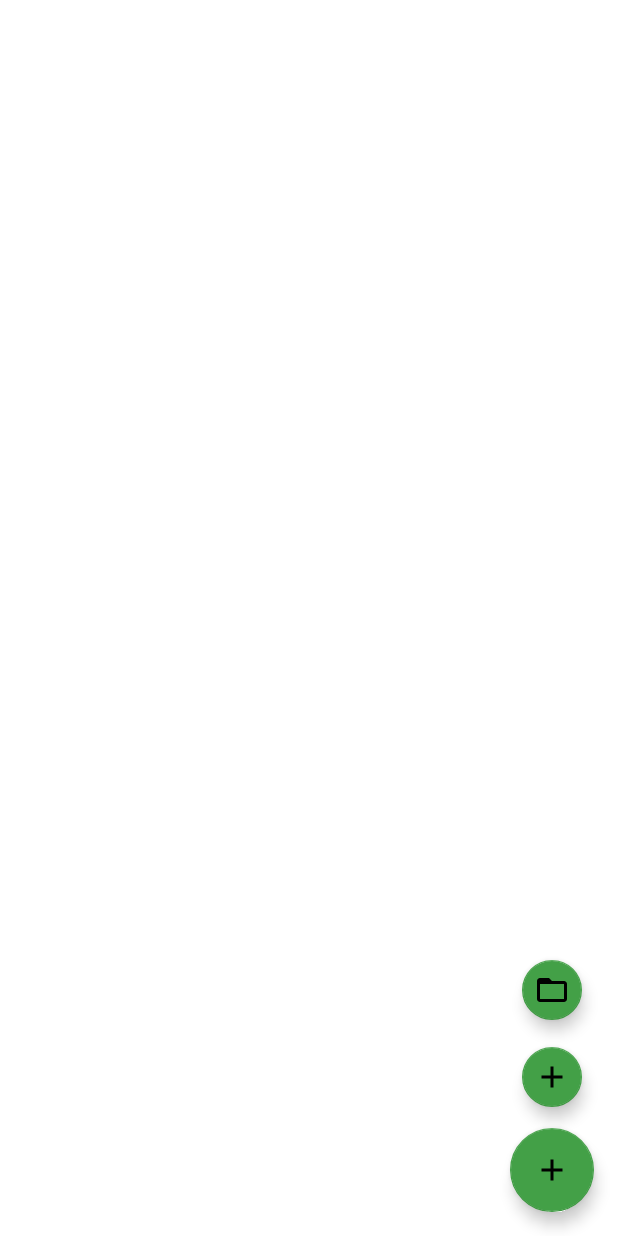
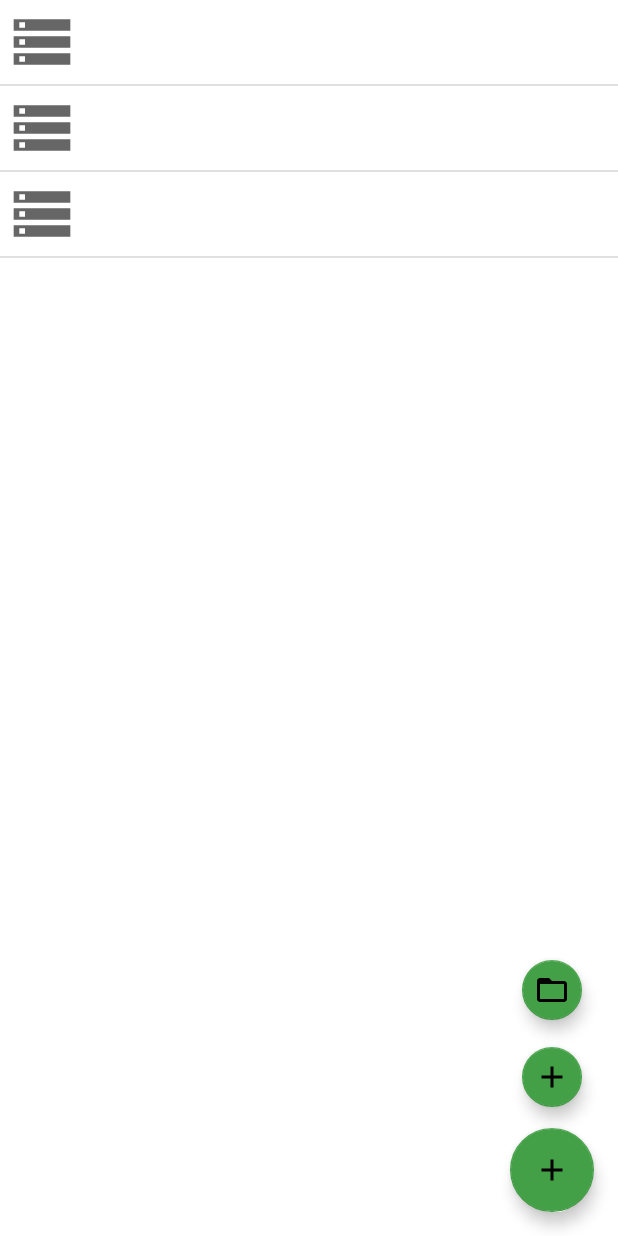
Before and after one commit to geargoose/DBEditor, an Android app: the layout activity_main.xml on its own in the app's theme, with its tools: preview values and no code run, on a phone screen of 412 x 824 dp. Run offline under Robolectric (Android 15) with nearby library versions, the phone set to English and light mode, and no system bars.

Commit message:
code cleanup

```diff
--- a/app/src/main/java/com/egorzaev/dbeditor/Db.java
+++ b/app/src/main/java/com/egorzaev/dbeditor/Db.java
@@ -6,7 +6,7 @@ import android.database.sqlite.SQLiteOpenHelper;
 
 import androidx.annotation.Nullable;
 
-public class Db extends SQLiteOpenHelper {
+public class Db extends SQLiteOpenHelper {  //
 
     public Db(@Nullable Context context, @Nullable String name, @Nullable SQLiteDatabase.CursorFactory factory, int version) {
         super(context, name, factory, version);
--- /dev/null
+++ b/app/src/main/res/drawable/ic_baseline_storage_24.xml
@@ -0,0 +1,7 @@
+<vector
+    android:height="24dp"
+    android:tint="?attr/colorControlNormal"
+    android:viewportHeight="24" android:viewportWidth="24"
+    android:width="24dp" xmlns:android="http://schemas.android.com/apk/res/android">
+    <path android:fillColor="@android:color/white" android:pathData="M2,20h20v-4L2,16v4zM4,17h2v2L4,19v-2zM2,4v4h20L22,4L2,4zM6,7L4,7L4,5h2v2zM2,14h20v-4L2,10v4zM4,11h2v2L4,13v-2z"/>
+</vector>
--- a/app/src/main/res/layout/activity_main.xml
+++ b/app/src/main/res/layout/activity_main.xml
@@ -1,72 +1,23 @@
 <?xml version="1.0" encoding="utf-8"?>
-<androidx.constraintlayout.widget.ConstraintLayout xmlns:android="http://schemas.android.com/apk/res/android"
+<androidx.constraintlayout.widget.ConstraintLayout
+    xmlns:android="http://schemas.android.com/apk/res/android"
     xmlns:app="http://schemas.android.com/apk/res-auto"
     xmlns:tools="http://schemas.android.com/tools"
     android:layout_width="match_parent"
     android:layout_height="match_parent"
-    android:orientation="vertical"
     tools:context=".MainActivity">
 
-    <!--
-
-    <EditText
-        android:id="@+id/pathEdit"
-        android:layout_width="0dp"
-        android:layout_height="wrap_content"
-        android:ems="10"
-        android:inputType="textPersonName"
-        android:minHeight="48dp"
-        android:text="storage/emulated/0/"
-        android:visibility="gone"
-        app:layout_constraintEnd_toStartOf="@+id/openButton"
-        app:layout_constraintStart_toStartOf="parent"
-        app:layout_constraintTop_toTopOf="parent" />
-
-    <Button
-        android:id="@+id/openButton"
-        android:layout_width="wrap_content"
-        android:layout_height="wrap_content"
-        android:text="open"
-        android:visibility="gone"
-        app:layout_constraintEnd_toEndOf="parent"
-        app:layout_constraintTop_toTopOf="parent" />
-
     <ListView
-        android:id="@+id/database_list"
+        android:id="@+id/used_dbs_list"
         android:layout_width="match_parent"
         android:layout_height="0dp"
         app:layout_constraintBottom_toBottomOf="parent"
         app:layout_constraintEnd_toEndOf="parent"
-        app:layout_constraintHorizontal_bias="0.0"
         app:layout_constraintStart_toStartOf="parent"
-        app:layout_constraintTop_toBottomOf="@+id/pathEdit"
-        app:layout_constraintVertical_bias="0.0">
+        app:layout_constraintTop_toTopOf="parent"
+        tools:listitem="@layout/layout_db_item">
 
     </ListView>
-
-    <com.google.android.material.floatingactionbutton.FloatingActionButton
-        android:id="@+id/add_fab"
-        android:layout_width="wrap_content"
-        android:layout_height="wrap_content"
-        android:layout_marginEnd="24dp"
-        android:layout_marginBottom="24dp"
-        android:clickable="true"
-        android:contentDescription="@string/add_a_database"
-        android:focusable="true"
-        app:layout_constraintBottom_toBottomOf="parent"
-        app:layout_constraintEnd_toEndOf="parent"
-        app:srcCompat="@drawable/ic_baseline_add_24" />
-
-        -->
-
-    <ListView
-        android:id="@+id/used_dbs_list"
-        android:layout_width="match_parent"
-        android:layout_height="match_parent"
-        app:layout_constraintBottom_toBottomOf="parent"
-        app:layout_constraintEnd_toEndOf="parent"
-        app:layout_constraintStart_toStartOf="parent"
-        app:layout_constraintTop_toTopOf="parent"/>
 
     <com.google.android.material.floatingactionbutton.FloatingActionButton
         android:id="@+id/open_fab"
@@ -81,9 +32,6 @@
         app:layout_constraintBottom_toBottomOf="parent"
         app:layout_constraintEnd_toEndOf="parent"
         tools:visibility="visible" />
-
-
-    <!--include layout="@layout/fab_layout" /-->
 
     <com.google.android.material.floatingactionbutton.FloatingActionButton
         android:id="@+id/add_fab"
--- a/app/src/main/res/layout/fragment_table_list.xml
+++ b/app/src/main/res/layout/fragment_table_list.xml
@@ -1,5 +1,6 @@
 <?xml version="1.0" encoding="utf-8"?>
-<androidx.constraintlayout.widget.ConstraintLayout xmlns:android="http://schemas.android.com/apk/res/android"
+<androidx.constraintlayout.widget.ConstraintLayout
+    xmlns:android="http://schemas.android.com/apk/res/android"
     xmlns:app="http://schemas.android.com/apk/res-auto"
     xmlns:tools="http://schemas.android.com/tools"
     android:layout_width="match_parent"
--- /dev/null
+++ b/app/src/main/res/layout/layout_db_item.xml
@@ -0,0 +1,24 @@
+<?xml version="1.0" encoding="utf-8"?>
+<LinearLayout xmlns:android="http://schemas.android.com/apk/res/android"
+    xmlns:app="http://schemas.android.com/apk/res-auto"
+    xmlns:tools="http://schemas.android.com/tools"
+    android:layout_width="match_parent"
+    android:layout_height="wrap_content">
+
+    <ImageView
+        android:id="@+id/icon"
+        android:layout_width="45dp"
+        android:layout_height="45dp"
+        android:layout_margin="5dp"
+        android:src="@drawable/ic_baseline_storage_24"
+        app:srcCompat="@drawable/ic_baseline_storage_24"></ImageView>
+
+    <TextView
+        android:id="@+id/label"
+        android:layout_width="wrap_content"
+        android:layout_height="wrap_content"
+        android:layout_margin="5dp"
+        android:textSize="16sp"
+        tools:text="@tools:sample/full_names"></TextView>
+
+</LinearLayout>
--- a/app/src/main/res/values-night/themes.xml
+++ b/app/src/main/res/values-night/themes.xml
@@ -10,7 +10,7 @@
         <item name="colorSecondaryVariant">@color/teal_200</item>
         <item name="colorOnSecondary">@color/black</item>
         <!-- Status bar color. -->
-        <item name="android:statusBarColor">@color/purple_700</item>
+        <item name="android:statusBarColor">@color/black</item>
         <!-- Customize your theme here. -->
     </style>
 
```
Also changed, not shown: app/src/main/java/com/egorzaev/dbeditor/CurKeeper.java (deleted, +0 -19 lines), app/src/main/java/com/egorzaev/dbeditor/DbWorker.java (+1 -9 lines), app/src/main/java/com/egorzaev/dbeditor/EditorActivity.java (+17 -7 lines), app/src/main/java/com/egorzaev/dbeditor/MainActivity.java (+3 -12 lines), app/src/main/java/com/egorzaev/dbeditor/fragment/ItemEditorFragment.java (+4 -7 lines), app/src/main/java/com/egorzaev/dbeditor/fragment/MainFragment.java (+1 -25 lines), app/src/main/java/com/egorzaev/dbeditor/fragment/QueryFragment.java (+8 -8 lines), app/src/main/java/com/egorzaev/dbeditor/fragment/ReferenceFragment.java (+4 -4 lines), app/src/main/java/com/egorzaev/dbeditor/fragment/TableListFragment.java (+7 -20 lines), app/src/main/java/com/egorzaev/dbeditor/fragment/TableViewFragment.java (+5 -7 lines), app/src/main/res/drawable/ic_baseline_save_24.xml (added, +11 -0 lines), app/src/main/res/layout/fragment_item_editor.xml (+13 -13 lines).
